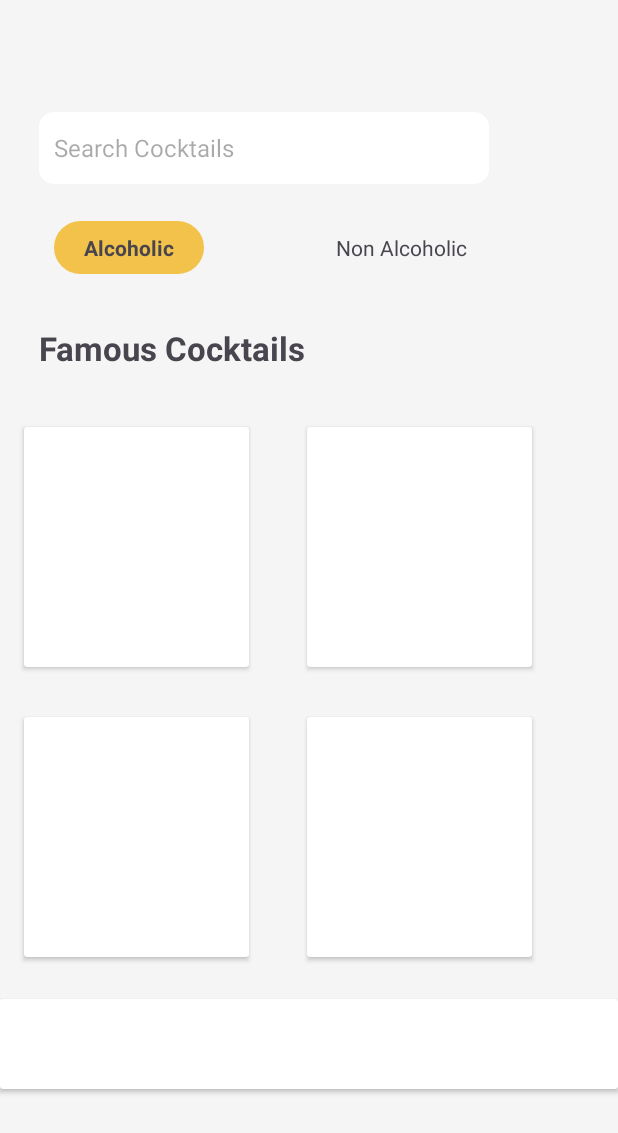
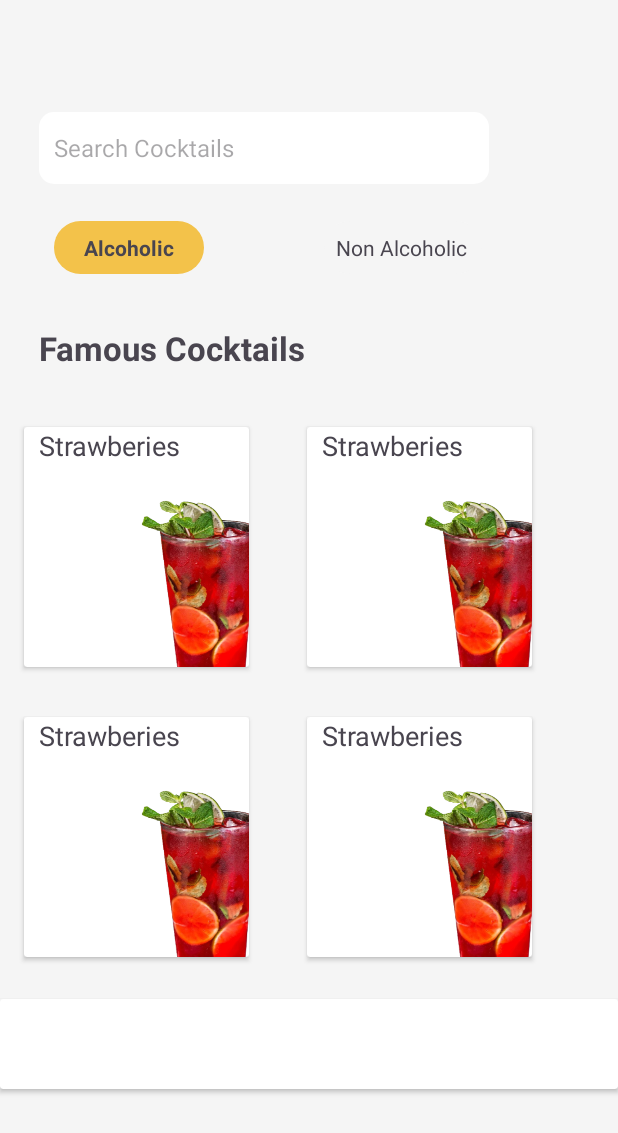
Before and after one commit to Dbriane208/HappyHourHub, an Android app: the fragment HomeFragment shown on its own in the app's theme, on a phone screen of 412 x 824 dp. Shown: the top 1133 px of the screen. Run offline under Robolectric (Android 15) with nearby library versions, the phone set to English and light mode, and no system bars.

Commit message:
ADD:more layouts

```diff
--- a/app/src/main/java/daniel/brian/happyhourhub/fragment/HomeFragment.java
+++ b/app/src/main/java/daniel/brian/happyhourhub/fragments/HomeFragment.java
@@ -1,4 +1,4 @@
-package daniel.brian.happyhourhub.fragment;
+package daniel.brian.happyhourhub.fragments;
 
 import android.os.Bundle;
 
--- /dev/null
+++ b/app/src/main/res/drawable/baseline_search_24.xml
@@ -0,0 +1,5 @@
+<vector android:height="24dp" android:tint="#010000"
+    android:viewportHeight="24" android:viewportWidth="24"
+    android:width="24dp" xmlns:android="http://schemas.android.com/apk/res/android">
+    <path android:fillColor="@android:color/white" android:pathData="M15.5,14h-0.79l-0.28,-0.27C15.41,12.59 16,11.11 16,9.5 16,5.91 13.09,3 9.5,3S3,5.91 3,9.5 5.91,16 9.5,16c1.61,0 3.09,-0.59 4.23,-1.57l0.27,0.28v0.79l5,4.99L20.49,19l-4.99,-5zM9.5,14C7.01,14 5,11.99 5,9.5S7.01,5 9.5,5 14,7.01 14,9.5 11.99,14 9.5,14z"/>
+</vector>
--- a/app/src/main/res/layout/fragment_home.xml
+++ b/app/src/main/res/layout/fragment_home.xml
@@ -106,7 +106,9 @@
             app:layout_constraintHorizontal_bias="0.0"
             app:layout_constraintStart_toStartOf="@+id/guideline10"
             app:layout_constraintTop_toTopOf="@+id/guideline2"
-            app:layout_constraintVertical_bias="0.394" />
+            app:layout_constraintVertical_bias="0.394" >
+
+        </EditText>
 
         <TextView
             android:id="@+id/textView5"
@@ -151,25 +153,85 @@
             android:layout_width="150dp"
             android:layout_height="160dp"
             app:layout_constraintBottom_toTopOf="@+id/guideline6"
-            app:layout_constraintStart_toStartOf="@+id/guideline10" />
+            app:layout_constraintStart_toStartOf="@+id/guideline10" >
+
+            <TextView
+                android:layout_width="wrap_content"
+                android:text="Strawberies"
+                android:textSize="18sp"
+                android:layout_marginStart="10dp"
+                android:layout_height="wrap_content"/>
+
+            <ImageView
+                android:layout_width="120dp"
+                android:layout_height="150dp"
+                android:layout_marginTop="40dp"
+                android:layout_marginStart="60dp"
+                android:src="@drawable/cocktail7" />
+        </androidx.cardview.widget.CardView>
 
         <androidx.cardview.widget.CardView
             android:layout_width="150dp"
             android:layout_height="160dp"
             app:layout_constraintBottom_toTopOf="@+id/guideline6"
-            app:layout_constraintStart_toStartOf="@+id/guideline12" />
+            app:layout_constraintStart_toStartOf="@+id/guideline12" >
+
+            <TextView
+                android:layout_width="wrap_content"
+                android:text="Strawberies"
+                android:textSize="18sp"
+                android:layout_marginStart="10dp"
+                android:layout_height="wrap_content"/>
+
+            <ImageView
+                android:layout_width="120dp"
+                android:layout_height="150dp"
+                android:layout_marginTop="40dp"
+                android:layout_marginStart="60dp"
+                android:src="@drawable/cocktail7" />
+        </androidx.cardview.widget.CardView>
 
         <androidx.cardview.widget.CardView
             android:layout_width="150dp"
             android:layout_height="160dp"
             app:layout_constraintBottom_toTopOf="@+id/guideline9"
-            app:layout_constraintStart_toStartOf="@+id/guideline12" />
+            app:layout_constraintStart_toStartOf="@+id/guideline12">
+
+            <TextView
+                android:layout_width="wrap_content"
+                android:text="Strawberies"
+                android:textSize="18sp"
+                android:layout_marginStart="10dp"
+                android:layout_height="wrap_content"/>
+
+            <ImageView
+                android:layout_width="120dp"
+                android:layout_height="150dp"
+                android:layout_marginTop="40dp"
+                android:layout_marginStart="60dp"
+                android:src="@drawable/cocktail7" />
+        </androidx.cardview.widget.CardView>
 
         <androidx.cardview.widget.CardView
             android:layout_width="150dp"
             android:layout_height="160dp"
             app:layout_constraintBottom_toTopOf="@+id/guideline9"
-            app:layout_constraintStart_toStartOf="@+id/guideline10" />
+            app:layout_constraintStart_toStartOf="@+id/guideline10">
+
+            <TextView
+                android:layout_width="wrap_content"
+                android:text="Strawberies"
+                android:textSize="18sp"
+                android:layout_marginStart="10dp"
+                android:layout_height="wrap_content"/>
+
+            <ImageView
+                android:layout_width="120dp"
+                android:layout_height="150dp"
+                android:layout_marginTop="40dp"
+                android:layout_marginStart="60dp"
+                android:src="@drawable/cocktail7" />
+        </androidx.cardview.widget.CardView>
 
         <androidx.cardview.widget.CardView
             android:layout_width="match_parent"
```
Also changed, not shown: app/src/main/res/drawable/cocktail1.png (added), app/src/main/res/drawable/cocktail2.png (added), app/src/main/res/drawable/cocktail3.png (added), app/src/main/res/drawable/cocktail4.png (added), app/src/main/res/drawable/cocktail7.png (added).
